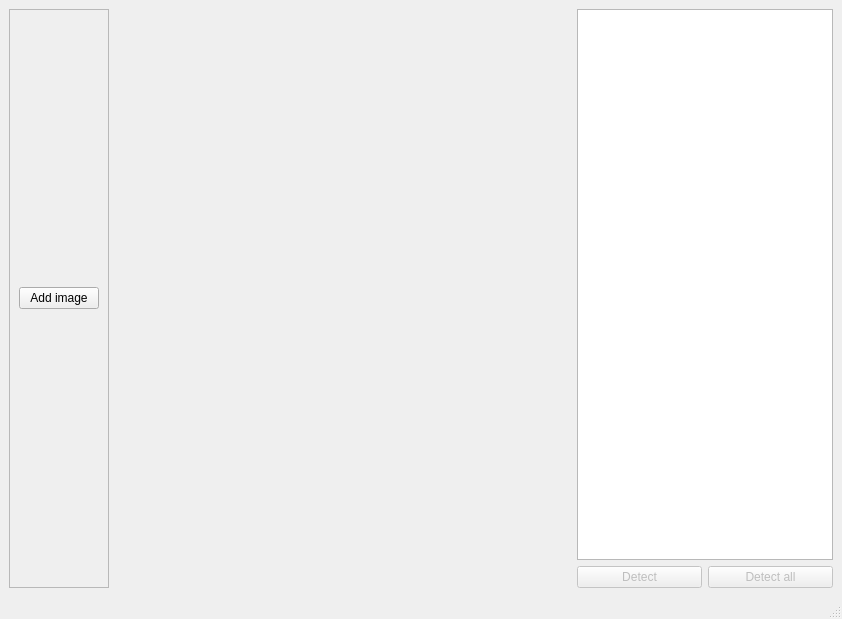
The window that mainwindow.ui (nagvv/facerec) describes before a commit, drawn with Qt 5.
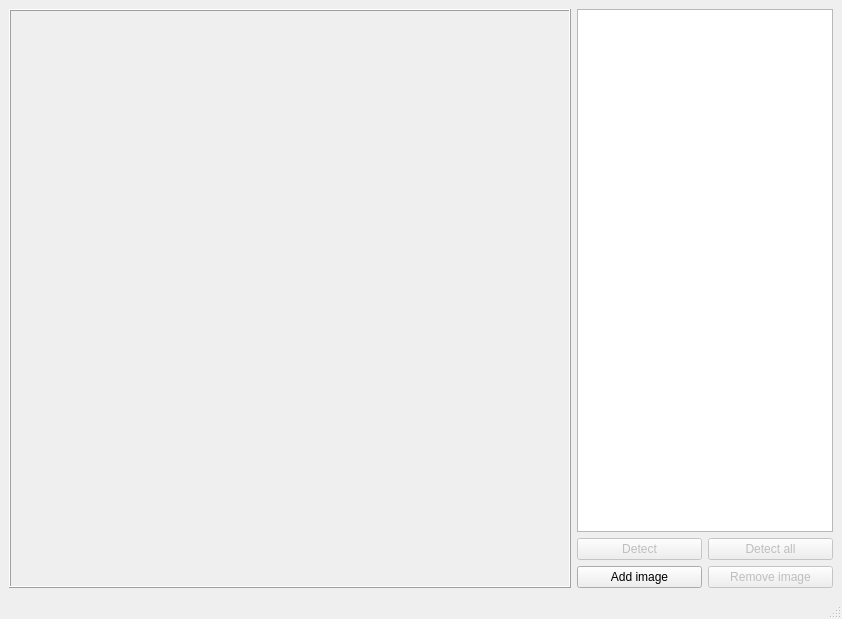
The same window after the commit. Custom widgets are drawn as their Qt base class.

Commit message: Implemented removing images from list

Patch:
```diff
--- a/mainwindow.ui
+++ b/mainwindow.ui
@@ -18,22 +18,12 @@
     <item>
      <widget class="QFrame" name="controlFrame">
       <property name="frameShape">
-       <enum>QFrame::StyledPanel</enum>
+       <enum>QFrame::Box</enum>
       </property>
       <property name="frameShadow">
        <enum>QFrame::Raised</enum>
       </property>
-      <layout class="QVBoxLayout" name="verticalLayout">
-       <item>
-        <widget class="QPushButton" name="addImageBtn">
-         <property name="text">
-          <string>Add image</string>
-         </property>
-        </widget>
-       </item>
-      </layout>
-     </widget>
-    </item>
+      <layout class="QHBoxLayout" name="horizontalLayout_4">
     <item>
      <widget class="Viewer" name="viewer" native="true">
       <property name="sizePolicy">
@@ -50,6 +40,9 @@
       </property>
      </widget>
     </item>
+      </layout>
+     </widget>
+    </item>
     <item>
      <layout class="QVBoxLayout" name="verticalLayout_2">
       <item>
@@ -89,6 +82,27 @@
         </item>
        </layout>
       </item>
+      <item>
+       <layout class="QHBoxLayout" name="horizontalLayout_3">
+        <item>
+         <widget class="QPushButton" name="addImageBtn">
+          <property name="text">
+           <string>Add image</string>
+          </property>
+         </widget>
+        </item>
+        <item>
+         <widget class="QPushButton" name="removeImageBtn">
+          <property name="enabled">
+           <bool>false</bool>
+          </property>
+          <property name="text">
+           <string>Remove image</string>
+          </property>
+         </widget>
+        </item>
+       </layout>
+      </item>
      </layout>
     </item>
    </layout>
```
Left out of the diff: 5 changed lines with no effect on the pictures. Lines whose indentation alone changed are shown as unchanged. The commit also changes 5 other files.
